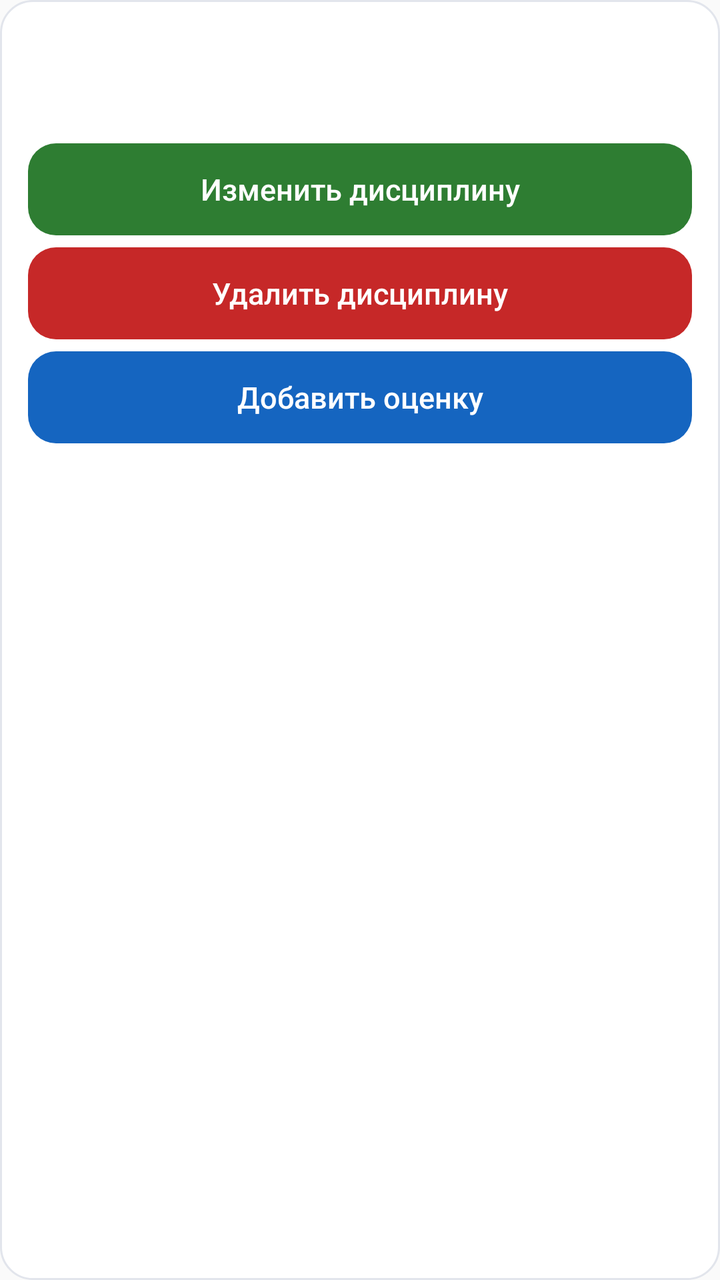
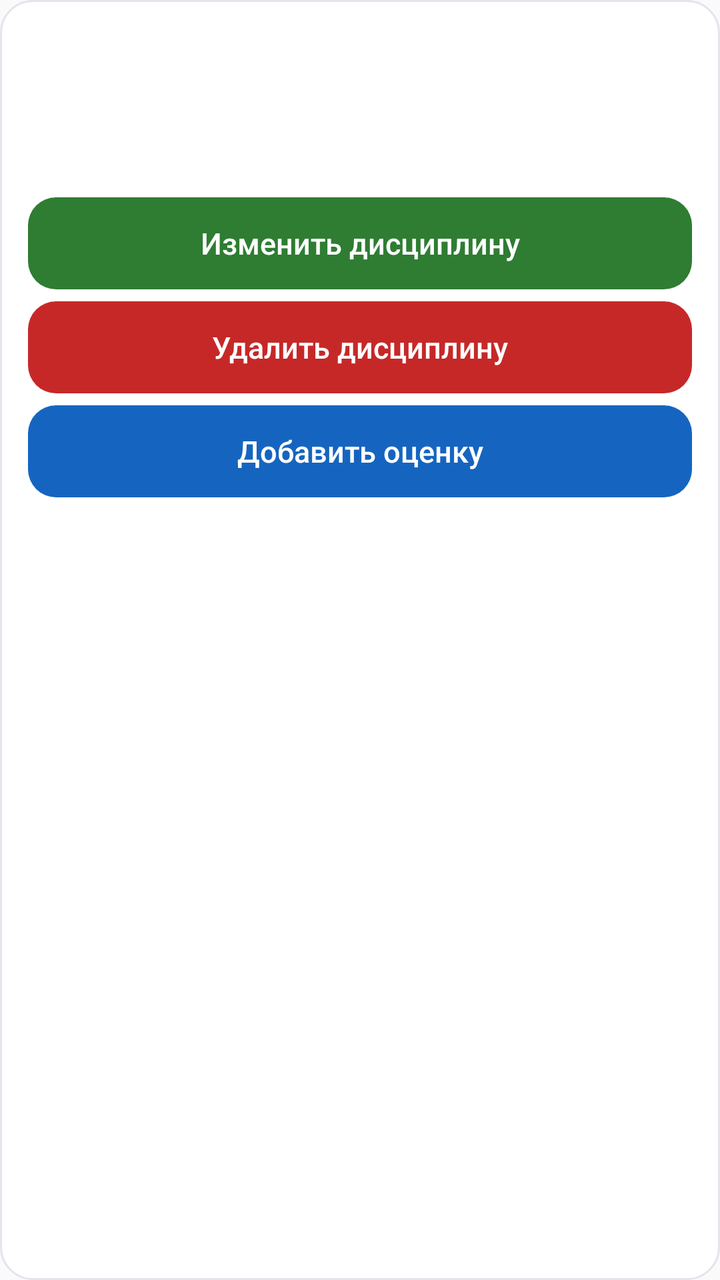

An Android layout rendered at two revisions. The XML below is the earlier revision; the diff shows what the commit changed to produce the second picture.
<!-- AndroidManifest.xml: application theme Theme.Studentkab -->
<!-- res/layout/item_discipline.xml -->
<?xml version="1.0" encoding="utf-8"?>
<LinearLayout xmlns:android="http://schemas.android.com/apk/res/android"
    android:id="@+id/disciplineCard"
    android:layout_width="match_parent"
    android:layout_height="wrap_content"
    android:layout_marginBottom="12dp"
    android:background="@drawable/card_discipline_bg"
    android:orientation="vertical"
    android:padding="14dp">

    <TextView
        android:id="@+id/disciplineName"
        android:layout_width="match_parent"
        android:layout_height="wrap_content"
        android:textColor="@color/text_primary"
        android:textSize="17sp"
        android:textStyle="bold" />

    <TextView
        android:id="@+id/teacherName"
        android:layout_width="match_parent"
        android:layout_height="wrap_content"
        android:layout_marginTop="4dp"
        android:textColor="@color/text_secondary"
        android:textSize="14sp" />

    <Button
        android:id="@+id/editDisciplineButton"
        style="@style/Widget.Studentkab.Button.Edit"
        android:layout_width="match_parent"
        android:layout_height="46dp"
        android:layout_marginTop="12dp"
        android:text="Изменить дисциплину" />

    <Button
        android:id="@+id/deleteDisciplineButton"
        style="@style/Widget.Studentkab.Button.Delete"
        android:layout_width="match_parent"
        android:layout_height="46dp"
        android:layout_marginTop="6dp"
        android:text="Удалить дисциплину" />

    <Button
        android:id="@+id/addGradeButton"
        style="@style/Widget.Studentkab.Button.Add"
        android:layout_width="match_parent"
        android:layout_height="46dp"
        android:layout_marginTop="6dp"
        android:text="Добавить оценку" />
</LinearLayout>
<!-- resources referenced by this layout -->
<resources>
  <color name="text_primary">#202431</color>
  <color name="text_secondary">#687083</color>
  <!-- drawable card_discipline_bg (drawable) -->
  <?xml version="1.0" encoding="utf-8"?>
  <shape xmlns:android="http://schemas.android.com/apk/res/android">
      <solid android:color="@color/card_surface" />
      <corners android:radius="16dp" />
      <stroke android:width="1dp" android:color="@color/card_stroke" />
  </shape>
  <style name="Widget.Studentkab.Button.Add" parent="Widget.Studentkab.Button">
          <item name="android:background">@drawable/btn_add_bg</item>
      </style>
  <style name="Widget.Studentkab.Button.Delete" parent="Widget.Studentkab.Button">
          <item name="android:background">@drawable/btn_delete_bg</item>
      </style>
  <style name="Widget.Studentkab.Button.Edit" parent="Widget.Studentkab.Button">
          <item name="android:background">@drawable/btn_edit_bg</item>
      </style>
  <style name="Theme.Studentkab" parent="android:Theme.Material.Light.NoActionBar">
          <item name="android:colorAccent">@color/action_add</item>
          <item name="android:alertDialogTheme">@style/Theme.Studentkab.Dialog</item>
      </style>
  <color name="card_surface">#FFFFFFFF</color>
  <color name="card_stroke">#E2E5EC</color>
  <!-- drawable btn_add_bg (drawable) -->
  <?xml version="1.0" encoding="utf-8"?>
  <selector xmlns:android="http://schemas.android.com/apk/res/android">
      <item android:state_pressed="true">
          <shape android:shape="rectangle">
              <solid android:color="#0D47A1" />
              <corners android:radius="14dp" />
          </shape>
      </item>
      <item>
          <shape android:shape="rectangle">
              <solid android:color="@color/action_add" />
              <corners android:radius="14dp" />
          </shape>
      </item>
  </selector>
  <!-- drawable btn_edit_bg (drawable) -->
  <?xml version="1.0" encoding="utf-8"?>
  <selector xmlns:android="http://schemas.android.com/apk/res/android">
      <item android:state_pressed="true">
          <shape android:shape="rectangle">
              <solid android:color="#1B5E20" />
              <corners android:radius="14dp" />
          </shape>
      </item>
      <item>
          <shape android:shape="rectangle">
              <solid android:color="@color/action_edit" />
              <corners android:radius="14dp" />
          </shape>
      </item>
  </selector>
  <color name="action_add">#1565C0</color>
  <style name="Theme.Studentkab.Dialog" parent="android:Theme.Material.Light.Dialog.Alert">
          <item name="android:colorAccent">@color/action_add</item>
          <item name="android:windowBackground">@drawable/surface_dialog_bg</item>
          <item name="android:windowMinWidthMajor">90%</item>
          <item name="android:windowMinWidthMinor">90%</item>
          <item name="android:windowContentOverlay">@null</item>
      </style>
  <!-- drawable btn_primary_bg (drawable) -->
  <?xml version="1.0" encoding="utf-8"?>
  <selector xmlns:android="http://schemas.android.com/apk/res/android">
      <item android:state_pressed="true">
          <shape android:shape="rectangle">
              <solid android:color="#0D47A1" />
              <corners android:radius="14dp" />
          </shape>
      </item>
      <item>
          <shape android:shape="rectangle">
              <solid android:color="@color/action_add" />
              <corners android:radius="14dp" />
          </shape>
      </item>
  </selector>
  <color name="action_delete">#C62828</color>
  <color name="action_edit">#2E7D32</color>
  <!-- drawable surface_dialog_bg (drawable) -->
  <?xml version="1.0" encoding="utf-8"?>
  <shape xmlns:android="http://schemas.android.com/apk/res/android"
      android:shape="rectangle">
      <solid android:color="@color/card_surface" />
      <corners android:radius="24dp" />
  </shape>
  <!-- unchanged entries left out for length: 2 -->
</resources>

<!-- the commit's change to res/layout/item_discipline.xml (unified diff, before → after) -->
@@ -24,6 +24,15 @@
         android:textColor="@color/text_secondary"
         android:textSize="14sp" />
 
+    <TextView
+        android:id="@+id/disciplineAverageValue"
+        android:layout_width="match_parent"
+        android:layout_height="wrap_content"
+        android:layout_marginTop="8dp"
+        android:textColor="@color/text_secondary"
+        android:textSize="14sp"
+        android:textStyle="bold" />
+
     <Button
         android:id="@+id/editDisciplineButton"
         style="@style/Widget.Studentkab.Button.Edit"
